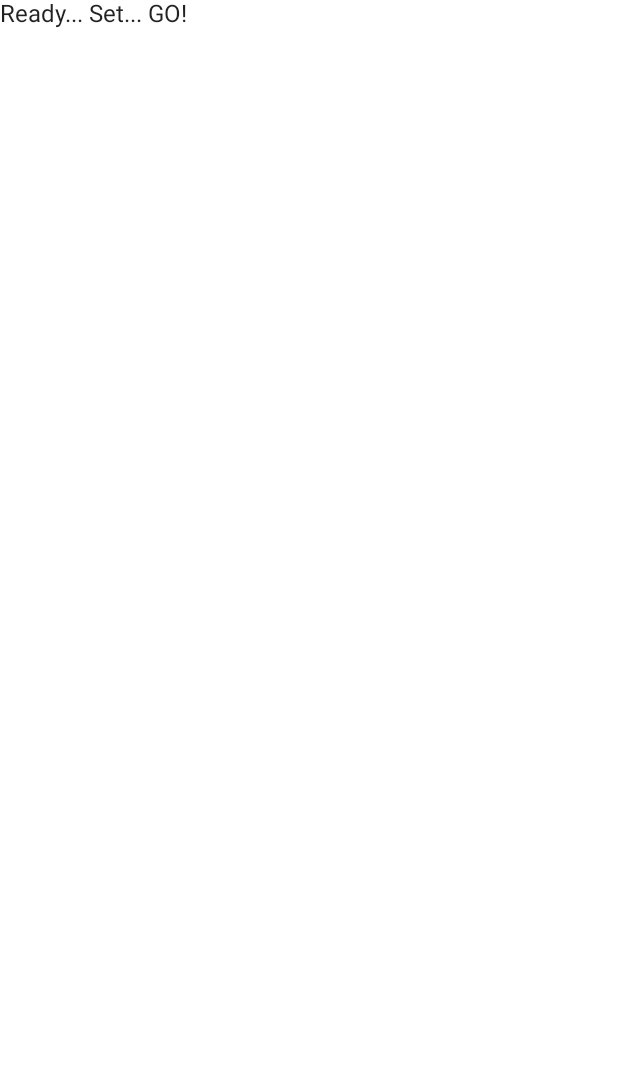
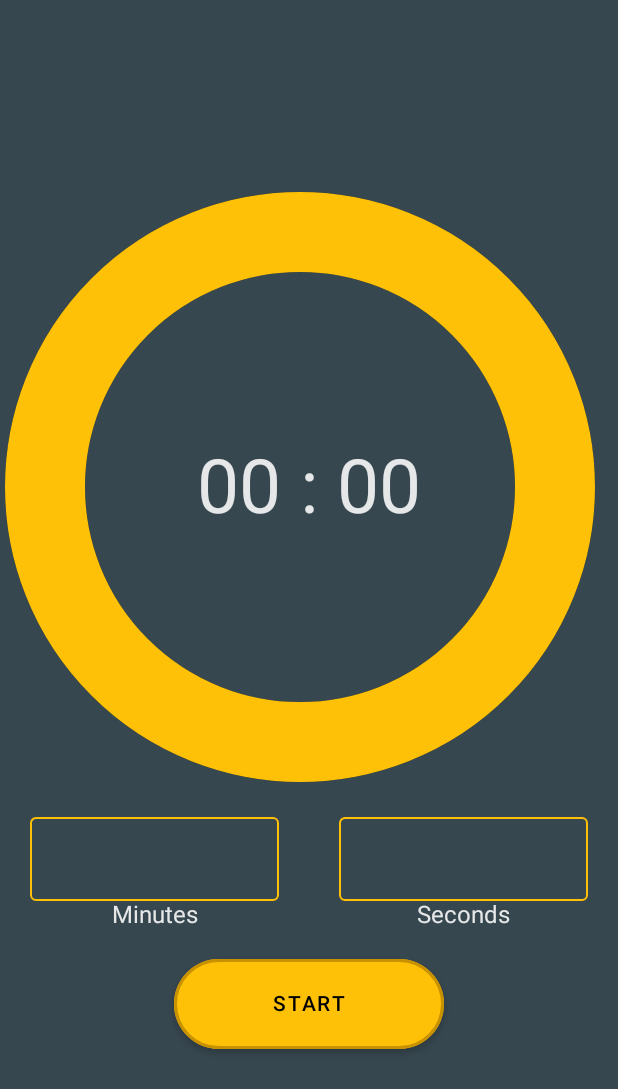
Before and after one commit to peterMonteer/final-countdown, an Android app built with Jetpack Compose: the screen it shows after launch (MainActivity), on a phone screen of 412 x 824 dp. Before the commit the part shown is almost empty. Shown: the top 1089 px of the screen. Run offline under Robolectric (Android 15) with nearby library versions, the phone set to English and light mode, and no system bars.

```diff
--- a/app/build.gradle
+++ b/app/build.gradle
@@ -68,11 +68,13 @@ dependencies {
     implementation 'androidx.appcompat:appcompat:1.2.0'
     implementation 'com.google.android.material:material:1.3.0'
     implementation "androidx.activity:activity-compose:1.3.0-alpha03"
+    implementation "androidx.compose.runtime:runtime-livedata:1.0.0-beta01"
     implementation "androidx.compose.ui:ui:$compose_version"
     implementation "androidx.compose.material:material:$compose_version"
     implementation "androidx.compose.material:material-icons-extended:$compose_version"
     implementation "androidx.compose.ui:ui-tooling:$compose_version"
     implementation 'androidx.lifecycle:lifecycle-runtime-ktx:2.3.0'
+    implementation "androidx.lifecycle:lifecycle-viewmodel-compose:1.0.0-alpha02"
 
     testImplementation 'junit:junit:4.13.2'
 
--- a/app/src/main/java/com/example/androiddevchallenge/MainActivity.kt
+++ b/app/src/main/java/com/example/androiddevchallenge/MainActivity.kt
@@ -17,30 +17,75 @@ package com.example.androiddevchallenge
 
 import android.os.Bundle
 import androidx.activity.compose.setContent
+import androidx.activity.viewModels
 import androidx.appcompat.app.AppCompatActivity
+import androidx.compose.foundation.layout.Arrangement
+import androidx.compose.foundation.layout.Box
+import androidx.compose.foundation.layout.Column
+import androidx.compose.foundation.layout.Row
+import androidx.compose.foundation.layout.fillMaxHeight
+import androidx.compose.foundation.layout.fillMaxWidth
 import androidx.compose.material.MaterialTheme
 import androidx.compose.material.Surface
-import androidx.compose.material.Text
 import androidx.compose.runtime.Composable
+import androidx.compose.ui.Alignment
+import androidx.compose.ui.Modifier
 import androidx.compose.ui.tooling.preview.Preview
+import androidx.lifecycle.viewmodel.compose.viewModel
+import com.example.androiddevchallenge.components.ActionButton
+import com.example.androiddevchallenge.components.ClockContainer
+import com.example.androiddevchallenge.components.Input
 import com.example.androiddevchallenge.ui.theme.MyTheme
 
 class MainActivity : AppCompatActivity() {
+
+    val mainViewModel by viewModels<MainViewModel>()
+
     override fun onCreate(savedInstanceState: Bundle?) {
         super.onCreate(savedInstanceState)
         setContent {
             MyTheme {
-                MyApp()
+                MyApp(mainViewModel = mainViewModel)
             }
         }
     }
 }
 
-// Start building your app here!
 @Composable
-fun MyApp() {
-    Surface(color = MaterialTheme.colors.background) {
-        Text(text = "Ready... Set... GO!")
+fun MyApp(mainViewModel: MainViewModel) {
+
+    Surface(
+        color = MaterialTheme.colors.primary,
+        modifier = Modifier.fillMaxHeight()
+    ) {
+        Column(
+            horizontalAlignment = Alignment.CenterHorizontally,
+            verticalArrangement = Arrangement.Center
+        ) {
+            Box(modifier = Modifier.fillMaxWidth()) {
+                TimerCircle(progress = mainViewModel.getPercentageComplete())
+                ClockContainer(
+                    mainViewModel.clockMinutes,
+                    mainViewModel.clockSeconds,
+                    modifier = Modifier.align(Alignment.Center)
+                )
+            }
+            Row {
+                Input(
+                    modifier = Modifier.weight(1f),
+                    label = "Minutes",
+                    value = mainViewModel.inputMinutes,
+                    onValueChanged = mainViewModel::onInputMinutesChanged
+                )
+                Input(
+                    modifier = Modifier.weight(1f),
+                    label = "Seconds",
+                    value = mainViewModel.inputSeconds,
+                    onValueChanged = mainViewModel::onInputSecondsChanged
+                )
+            }
+            ActionButton { mainViewModel.startCountdown() }
+        }
     }
 }
 
@@ -48,14 +93,6 @@ fun MyApp() {
 @Composable
 fun LightPreview() {
     MyTheme {
-        MyApp()
+        MyApp(viewModel())
     }
 }
-
-@Preview("Dark Theme", widthDp = 360, heightDp = 640)
-@Composable
-fun DarkPreview() {
-    MyTheme(darkTheme = true) {
-        MyApp()
-    }
-}
--- /dev/null
+++ b/app/src/main/java/com/example/androiddevchallenge/TimerCircle.kt
@@ -0,0 +1,78 @@
+/*
+ * Copyright 2021 The Android Open Source Project
+ *
+ * Licensed under the Apache License, Version 2.0 (the "License");
+ * you may not use this file except in compliance with the License.
+ * You may obtain a copy of the License at
+ *
+ *     https://www.apache.org/licenses/LICENSE-2.0
+ *
+ * Unless required by applicable law or agreed to in writing, software
+ * distributed under the License is distributed on an "AS IS" BASIS,
+ * WITHOUT WARRANTIES OR CONDITIONS OF ANY KIND, either express or implied.
+ * See the License for the specific language governing permissions and
+ * limitations under the License.
+ */
+package com.example.androiddevchallenge
+
+import androidx.compose.animation.core.LinearEasing
+import androidx.compose.animation.core.animateFloatAsState
+import androidx.compose.animation.core.tween
+import androidx.compose.foundation.Canvas
+import androidx.compose.foundation.layout.height
+import androidx.compose.foundation.layout.padding
+import androidx.compose.foundation.layout.width
+import androidx.compose.material.MaterialTheme
+import androidx.compose.runtime.Composable
+import androidx.compose.ui.Modifier
+import androidx.compose.ui.graphics.Color
+import androidx.compose.ui.graphics.StrokeCap
+import androidx.compose.ui.graphics.drawscope.Stroke
+import androidx.compose.ui.tooling.preview.Preview
+import androidx.compose.ui.unit.dp
+import com.example.androiddevchallenge.ui.theme.MyTheme
+
+@Composable
+fun TimerCircle(
+    progress: Float,
+    backgroundColor: Color = MaterialTheme.colors.primaryVariant,
+    progressColor: Color = MaterialTheme.colors.secondary
+) {
+    val animateCurrentProgress = animateFloatAsState(
+        targetValue = progress,
+        animationSpec = tween(durationMillis = 1000, easing = LinearEasing)
+    )
+
+    val progressDegrees = animateCurrentProgress.value * 360F
+
+    Canvas(
+        modifier = Modifier
+            .width(400.dp)
+            .height(400.dp)
+            .padding(30.dp)
+    ) {
+        drawArc(
+            color = backgroundColor,
+            style = Stroke(width = 80.dp.value, cap = StrokeCap.Round),
+            useCenter = false,
+            startAngle = 270f,
+            sweepAngle = 360f
+        )
+
+        drawArc(
+            color = progressColor,
+            style = Stroke(width = 80.dp.value, cap = StrokeCap.Round),
+            useCenter = false,
+            startAngle = 270f,
+            sweepAngle = progressDegrees
+        )
+    }
+}
+
+@Preview
+@Composable
+fun ArcPreview() {
+    MyTheme {
+        TimerCircle(0.5f)
+    }
+}
--- /dev/null
+++ b/app/src/main/java/com/example/androiddevchallenge/components/ActionButton.kt
@@ -0,0 +1,45 @@
+/*
+ * Copyright 2021 The Android Open Source Project
+ *
+ * Licensed under the Apache License, Version 2.0 (the "License");
+ * you may not use this file except in compliance with the License.
+ * You may obtain a copy of the License at
+ *
+ *     https://www.apache.org/licenses/LICENSE-2.0
+ *
+ * Unless required by applicable law or agreed to in writing, software
+ * distributed under the License is distributed on an "AS IS" BASIS,
+ * WITHOUT WARRANTIES OR CONDITIONS OF ANY KIND, either express or implied.
+ * See the License for the specific language governing permissions and
+ * limitations under the License.
+ */
+package com.example.androiddevchallenge.components
+
+import androidx.compose.foundation.BorderStroke
+import androidx.compose.foundation.layout.height
+import androidx.compose.foundation.layout.width
+import androidx.compose.foundation.shape.RoundedCornerShape
+import androidx.compose.material.Button
+import androidx.compose.material.ButtonDefaults
+import androidx.compose.material.MaterialTheme
+import androidx.compose.material.Text
+import androidx.compose.runtime.Composable
+import androidx.compose.ui.Modifier
+import androidx.compose.ui.unit.dp
+
+@Composable
+fun ActionButton(modifier: Modifier = Modifier, action: () -> Unit) {
+
+    Button(
+        colors = ButtonDefaults.buttonColors(
+            backgroundColor = MaterialTheme.colors.secondary
+        ),
+        onClick = action,
+        border = BorderStroke(2.dp, MaterialTheme.colors.secondaryVariant),
+        shape = RoundedCornerShape(30.dp),
+        modifier = modifier.height(60.dp).width(180.dp)
+
+    ) {
+        Text(text = "START")
+    }
+}
--- /dev/null
+++ b/app/src/main/java/com/example/androiddevchallenge/components/Clock.kt
@@ -0,0 +1,47 @@
+/*
+ * Copyright 2021 The Android Open Source Project
+ *
+ * Licensed under the Apache License, Version 2.0 (the "License");
+ * you may not use this file except in compliance with the License.
+ * You may obtain a copy of the License at
+ *
+ *     https://www.apache.org/licenses/LICENSE-2.0
+ *
+ * Unless required by applicable law or agreed to in writing, software
+ * distributed under the License is distributed on an "AS IS" BASIS,
+ * WITHOUT WARRANTIES OR CONDITIONS OF ANY KIND, either express or implied.
+ * See the License for the specific language governing permissions and
+ * limitations under the License.
+ */
+package com.example.androiddevchallenge.components
+
+import androidx.compose.material.Text
+import androidx.compose.runtime.Composable
+import androidx.compose.ui.Modifier
+import androidx.compose.ui.unit.sp
+import java.text.DecimalFormat
+
+@Composable
+fun ClockContainer(
+    elapsedMinutes: Long,
+    elapsedSeconds: Long,
+    modifier: Modifier = Modifier
+) {
+
+    Clock(
+        elapsedMinutes = elapsedMinutes,
+        elapsedSeconds = elapsedSeconds,
+        modifier = modifier
+    )
+}
+
+@Composable
+fun Clock(elapsedMinutes: Long, elapsedSeconds: Long, modifier: Modifier = Modifier) {
+    val formattedMinutes = DecimalFormat("00").format(elapsedMinutes)
+    val formattedSeconds = DecimalFormat("00").format(elapsedSeconds)
+    Text(
+        text = "$formattedMinutes : $formattedSeconds",
+        fontSize = 50.sp,
+        modifier = modifier,
+    )
+}
--- /dev/null
+++ b/app/src/main/java/com/example/androiddevchallenge/components/Input.kt
@@ -0,0 +1,61 @@
+/*
+ * Copyright 2021 The Android Open Source Project
+ *
+ * Licensed under the Apache License, Version 2.0 (the "License");
+ * you may not use this file except in compliance with the License.
+ * You may obtain a copy of the License at
+ *
+ *     https://www.apache.org/licenses/LICENSE-2.0
+ *
+ * Unless required by applicable law or agreed to in writing, software
+ * distributed under the License is distributed on an "AS IS" BASIS,
+ * WITHOUT WARRANTIES OR CONDITIONS OF ANY KIND, either express or implied.
+ * See the License for the specific language governing permissions and
+ * limitations under the License.
+ */
+package com.example.androiddevchallenge.components
+
+import androidx.compose.foundation.layout.Arrangement
+import androidx.compose.foundation.layout.Column
+import androidx.compose.foundation.layout.padding
+import androidx.compose.foundation.text.KeyboardOptions
+import androidx.compose.material.MaterialTheme
+import androidx.compose.material.OutlinedTextField
+import androidx.compose.material.Text
+import androidx.compose.material.TextFieldDefaults
+import androidx.compose.runtime.Composable
+import androidx.compose.ui.Alignment
+import androidx.compose.ui.Modifier
+import androidx.compose.ui.text.input.KeyboardType
+import androidx.compose.ui.tooling.preview.Preview
+import androidx.compose.ui.unit.dp
+
+@Composable
+fun Input(modifier: Modifier = Modifier, label: String, value: String, onValueChanged: (String) -> Unit) {
+    Column(
+        modifier = modifier.padding(20.dp),
+        verticalArrangement = Arrangement.Center,
+        horizontalAlignment = Alignment.CenterHorizontally
+    ) {
+        OutlinedTextField(
+            keyboardOptions = KeyboardOptions(keyboardType = KeyboardType.Number),
+            colors = TextFieldDefaults.outlinedTextFieldColors(
+                cursorColor = MaterialTheme.colors.secondary,
+                focusedBorderColor = MaterialTheme.colors.secondary,
+                unfocusedBorderColor = MaterialTheme.colors.secondary,
+            ),
+            value = value,
+            onValueChange = {
+                onValueChanged(it)
+            },
+
+        )
+        Text(text = label)
+    }
+}
+
+@Preview
+@Composable
+fun InputPreview() {
+    Input(label = "Minutes", value = "") { it }
+}
--- a/app/src/main/java/com/example/androiddevchallenge/ui/theme/Color.kt
+++ b/app/src/main/java/com/example/androiddevchallenge/ui/theme/Color.kt
@@ -17,7 +17,10 @@ package com.example.androiddevchallenge.ui.theme
 
 import androidx.compose.ui.graphics.Color
 
-val purple200 = Color(0xFFBB86FC)
-val purple500 = Color(0xFF6200EE)
-val purple700 = Color(0xFF3700B3)
-val teal200 = Color(0xFF03DAC5)
+val blueGrey400 = Color(0xFF37474f)
+val blueGrey200 = Color(0xFF62727b)
+val blueGrey700 = Color(0xFF102027)
+
+val amber400 = Color(0xFFffc107)
+val amber200 = Color(0xFFfff350)
+val amber700 = Color(0xFFc79100)
--- a/app/src/main/java/com/example/androiddevchallenge/ui/theme/Theme.kt
+++ b/app/src/main/java/com/example/androiddevchallenge/ui/theme/Theme.kt
@@ -15,43 +15,27 @@
  */
 package com.example.androiddevchallenge.ui.theme
 
-import androidx.compose.foundation.isSystemInDarkTheme
 import androidx.compose.material.MaterialTheme
-import androidx.compose.material.darkColors
 import androidx.compose.material.lightColors
 import androidx.compose.runtime.Composable
-
-private val DarkColorPalette = darkColors(
-    primary = purple200,
-    primaryVariant = purple700,
-    secondary = teal200
-)
+import androidx.compose.ui.graphics.Color
 
 private val LightColorPalette = lightColors(
-    primary = purple500,
-    primaryVariant = purple700,
-    secondary = teal200
-
-        /* Other default colors to override
-    background = Color.White,
-    surface = Color.White,
+    primary = blueGrey400,
+    primaryVariant = blueGrey700,
+    secondary = amber400,
+    secondaryVariant = amber700,
     onPrimary = Color.White,
     onSecondary = Color.Black,
-    onBackground = Color.Black,
-    onSurface = Color.Black,
-    */
+    surface = blueGrey400,
+    onSurface = Color.White
 )
 
 @Composable
-fun MyTheme(darkTheme: Boolean = isSystemInDarkTheme(), content: @Composable() () -> Unit) {
-    val colors = if (darkTheme) {
-        DarkColorPalette
-    } else {
-        LightColorPalette
-    }
+fun MyTheme(content: @Composable () -> Unit) {
 
     MaterialTheme(
-        colors = colors,
+        colors = LightColorPalette,
         typography = typography,
         shapes = shapes,
         content = content
--- a/app/src/main/res/values/colors.xml
+++ b/app/src/main/res/values/colors.xml
@@ -17,4 +17,5 @@
     <color name="teal_700">#FF018786</color>
     <color name="black">#FF000000</color>
     <color name="white">#FFFFFFFF</color>
+    <color name="primary">#37474f</color>
 </resources>
--- a/app/src/main/res/values/themes.xml
+++ b/app/src/main/res/values/themes.xml
@@ -13,7 +13,7 @@
     <style name="Theme.AndroidDevChallenge" parent="Theme.MaterialComponents.DayNight.DarkActionBar">
         <!-- Primary brand color. -->
         <item name="colorPrimary">@color/purple_500</item>
-        <item name="colorPrimaryVariant">@color/purple_700</item>
+        <item name="colorPrimaryVariant">@color/primary</item>
         <item name="colorOnPrimary">@color/white</item>
         <!-- Secondary brand color. -->
         <item name="colorSecondary">@color/teal_200</item>
```
Also changed, not shown: app/src/main/java/com/example/androiddevchallenge/MainViewModel.kt (added, +102 -0 lines), 4 other files.
